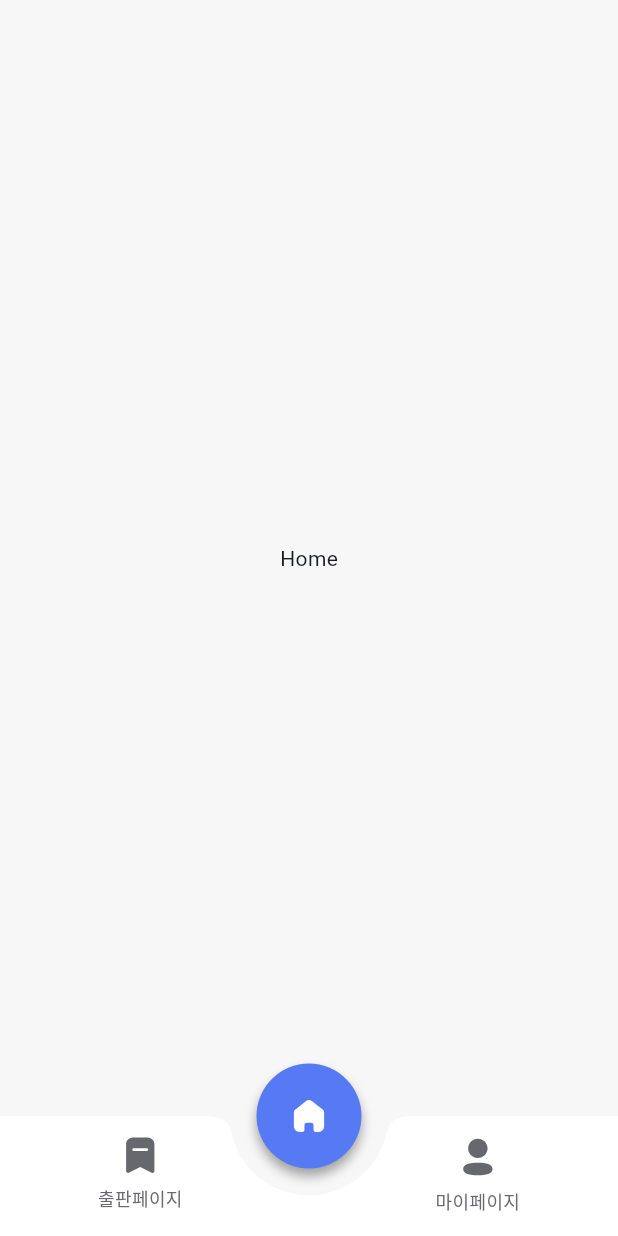
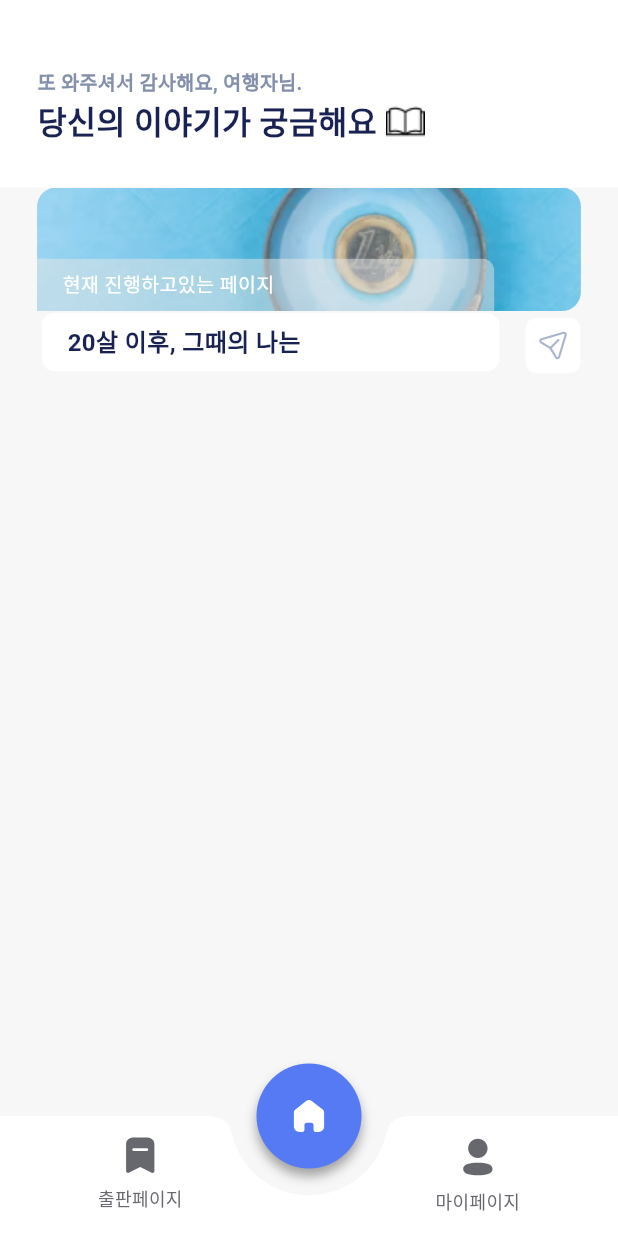
Before and after one commit to life-librarians/life-bookshelf-client, a Flutter app: the screen it shows after launch, on a phone screen of 412 x 824 dp. Run offline on Flutter 3.47's test engine with Material 3 defaults, Android fonts, the phone set to English and light mode, and no system bars; our stand-ins replace flutter_dotenv, flutter_native_splash, flutter_svg, get; Roboto replaces fonts that are missing (Pretendard).

Commit message:
feat: 헤더, current page 컴포넌트 구현

```diff
--- a/lib/utilities/font_system.dart
+++ b/lib/utilities/font_system.dart
@@ -123,6 +123,13 @@ abstract class FontSystem {
     color: Colors.black,
   );
 
+  static const TextStyle KR21SB = TextStyle(
+    fontSize: 21,
+    fontWeight: FontWeight.w600,
+    fontFamily: 'Pretendard',
+    color: Colors.black,
+  );
+
   static const TextStyle KR20EB = TextStyle(
     fontSize: 20,
     fontWeight: FontWeight.w800,
@@ -136,6 +143,14 @@ abstract class FontSystem {
     fontFamily: 'Pretendard',
     color: Colors.black,
   );
+
+  static const TextStyle KR20SB = TextStyle(
+    fontSize: 20,
+    fontWeight: FontWeight.w600,
+    fontFamily: 'Pretendard',
+    color: Colors.black,
+  );
+
 
   static const TextStyle KR20M = TextStyle(
     fontSize: 20,
@@ -269,6 +284,48 @@ abstract class FontSystem {
     fontFamily: 'Pretendard',
     color: Colors.black,
   );
+
+
+
+
+  static const TextStyle KR13EB = TextStyle(
+    fontSize: 13,
+    fontWeight: FontWeight.w800,
+    fontFamily: 'Pretendard',
+    color: Colors.black,
+  );
+
+  static const TextStyle KR13B = TextStyle(
+    fontSize: 13,
+    fontWeight: FontWeight.w700,
+    fontFamily: 'Pretendard',
+    color: Colors.black,
+  );
+
+  static const TextStyle KR13SB = TextStyle(
+    fontSize: 13,
+    fontWeight: FontWeight.w600,
+    fontFamily: 'Pretendard',
+    color: Colors.black,
+  );
+
+  static const TextStyle KR13M = TextStyle(
+    fontSize: 13,
+    fontWeight: FontWeight.w500,
+    fontFamily: 'Pretendard',
+    color: Colors.black,
+  );
+
+  static const TextStyle KR13R = TextStyle(
+    fontSize: 13,
+    fontWeight: FontWeight.w400,
+    fontFamily: 'Pretendard',
+    color: Colors.black,
+  );
+
+
+
+
 
   static const TextStyle KR10EB = TextStyle(
     fontSize: 10,
--- a/lib/views/home/home_screen.dart
+++ b/lib/views/home/home_screen.dart
@@ -1,4 +1,8 @@
+import 'package:flutter/cupertino.dart';
 import 'package:flutter/material.dart';
+import 'package:flutter_svg/flutter_svg.dart';
+import 'package:get/get.dart';
+import 'package:life_bookshelf/utilities/font_system.dart';
 import 'package:life_bookshelf/viewModels/home/home_viewmodel.dart';
 import 'package:life_bookshelf/views/base/base_screen.dart';
 
@@ -7,8 +11,117 @@ class HomeScreen extends BaseScreen<HomeViewModel> {
 
   @override
   Widget buildBody(BuildContext context) {
-    return const Center(
-      child: Text("Home"),
+    return SingleChildScrollView(
+      child: Column(
+        children: [
+          _Header(),
+          _TopCurrentPage(),
+        ],
+      ),
     );
   }
 }
+
+class _Header extends StatelessWidget {
+  const _Header({super.key});
+
+  @override
+  Widget build(BuildContext context) {
+    return Container(
+      padding: EdgeInsets.only(left: 25,top: 45, bottom: 28),
+      width: Get.width,
+      color: Colors.white,
+      child: Column(
+          crossAxisAlignment: CrossAxisAlignment.start,
+        children: [
+          Text("또 와주셔서 감사해요, 여행자님.",
+          style: FontSystem.KR13SB.copyWith(color: Color(0xFF848FAC))),
+          Row(
+            children: [
+              Text("당신의 이야기가 궁금해요",
+              style: FontSystem.KR21SB.copyWith(color: Color(0xFF192252))),
+              SizedBox(width: 6),
+              Image.asset("assets/icons/main/book.png"),
+            ],
+          ),
+
+        ],
+      )
+    );
+  }
+}
+
+class _TopCurrentPage extends StatelessWidget {
+  const _TopCurrentPage({super.key});
+
+  @override
+  Widget build(BuildContext context) {
+    return Column(
+      children : [
+        Stack(
+        alignment: Alignment.bottomLeft,
+          children: [
+            ClipRRect(
+              borderRadius: BorderRadius.only(
+                topRight: Radius.circular(12.72), // 오른쪽 위 모서리
+                topLeft: Radius.circular(12.72),  // 왼쪽 위 모서리
+                bottomRight: Radius.circular(12.72), // 오른쪽 아래 모서리
+              ),
+              child: Image.asset("assets/icons/main/example.png",
+              width: Get.width * 0.88,
+              height: Get.height * 0.1,
+              fit: BoxFit.cover,),
+            ),
+            ClipRRect(
+              borderRadius: BorderRadius.only(
+                topRight: Radius.circular(8.48), // 오른쪽 위 모서리
+              ),
+              child: Container(
+                height: 35.0,
+                color: Color(0xFFE6E6E6).withOpacity(0.5),
+                alignment: Alignment.centerLeft,
+                width: Get.width * 0.74,
+                child: Container(
+                  margin: EdgeInsets.only(left: 17),
+                  child: Text("현재 진행하고있는 페이지",
+                    style: FontSystem.KR13R.copyWith(color: Colors.white),),
+                ),
+              ),
+            ),
+          ],
+        ),
+        Row(
+          mainAxisAlignment: MainAxisAlignment.spaceBetween,
+          children: [
+            Container(
+              alignment: Alignment.centerLeft,
+              margin: EdgeInsets.only(left: 28),
+              decoration: BoxDecoration(
+                borderRadius: BorderRadius.circular(8.48),
+                color: Colors.white,
+              ),
+              width: Get.width * 0.74,
+              height: 39.0,
+              child: Container(
+                margin: EdgeInsets.only(left: 17),
+                child: Text("20살 이후, 그때의 나는",
+                style: FontSystem.KR16SB.copyWith(color: Color(0xFF192252)),),
+              ),
+            ),
+            Container(
+              margin: EdgeInsets.only(right: 25, top: 4.6),
+              decoration: BoxDecoration(
+                borderRadius: BorderRadius.circular(7),
+                color: Color(0xFFFFFFFF),
+              ),
+              width: Get.width * 0.089,
+              height: Get.width * 0.089,
+              padding: EdgeInsets.all(7),
+              child: SvgPicture.asset("assets/icons/main/send.svg"),
+            )
+          ],
+        )
+      ]
+    );
+  }
+}
--- a/pubspec.yaml
+++ b/pubspec.yaml
@@ -35,6 +35,7 @@ flutter:
     - assets/fonts/
     - assets/config/.env
     - assets/icons/
+    - assets/icons/main/
 
   fonts:
     - family: Pretendard
```
Also changed, not shown: assets/icons/main/book.png (added), assets/icons/main/book.svg (added), assets/icons/main/example.png (added), assets/icons/main/send.svg (added).
